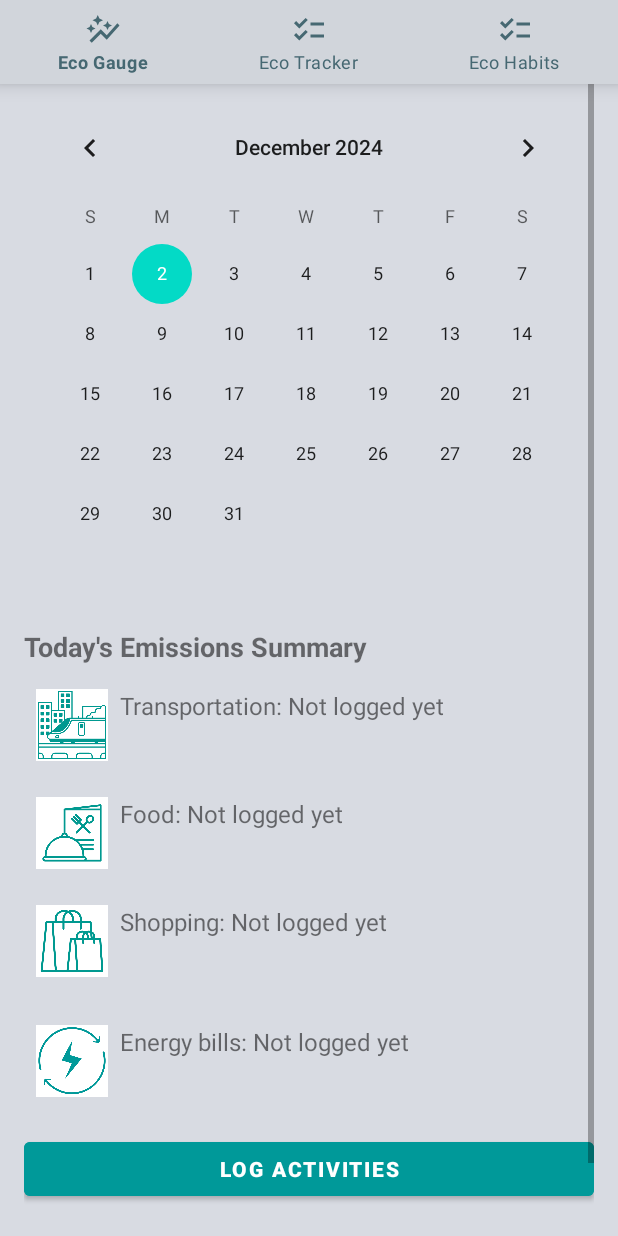
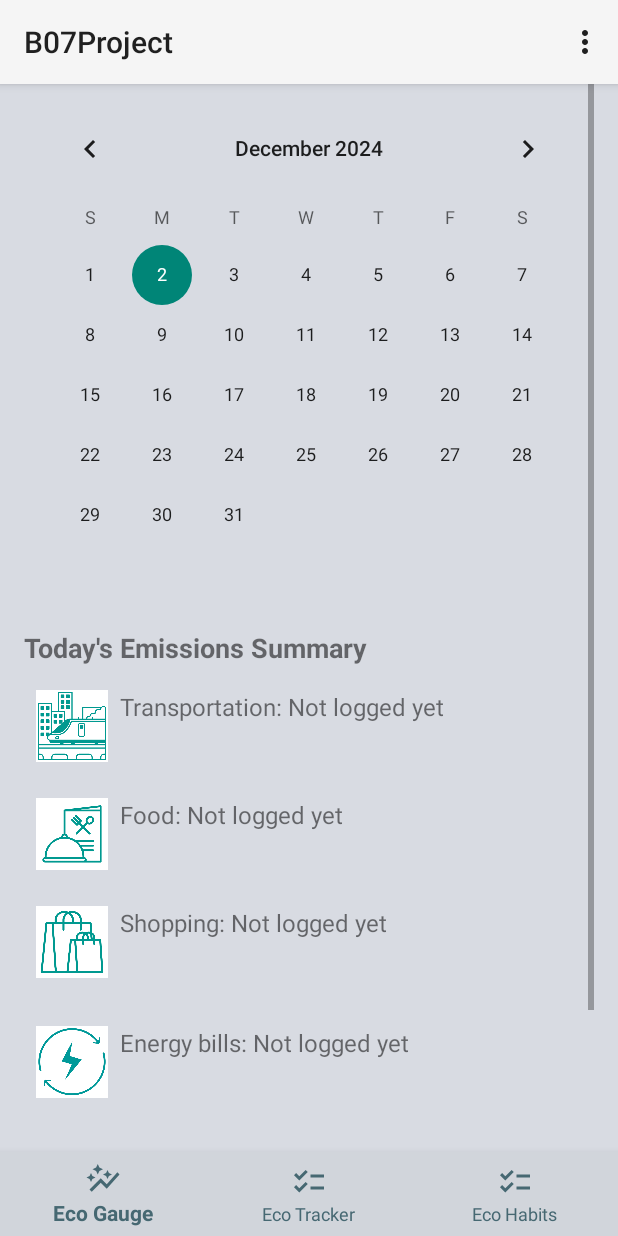
Before and after one commit to eeei3/B07Project, an Android app built with Jetpack Compose: the EcoTrackerHomeFragment screen opened directly, with no data from a screen before it, on a phone screen of 412 x 824 dp. Run offline under Robolectric (Android 15) with nearby library versions, the phone set to English and light mode, and no system bars; our stand-ins replace Firebase (no records; nobody signed in at launch, a user with empty details on screens opened directly).

Commit message:
fix: fixed the navigation bar so it renders properly. And fixed the save dates of the emissions.

```diff
--- a/app/src/main/java/com/example/b07project/DatabaseCommunicator.java
+++ b/app/src/main/java/com/example/b07project/DatabaseCommunicator.java
@@ -13,8 +13,9 @@ public class DatabaseCommunicator {
     private DatabaseReference database;
     private Context context;
 
-    public DatabaseCommunicator(DatabaseReference databaseReference) {
+    public DatabaseCommunicator(DatabaseReference databaseReference, Context context) {
         this.database = databaseReference;
+        this.context = context;
     }
 
     /**
@@ -24,7 +25,7 @@ public class DatabaseCommunicator {
      * @param selectedDate the selected date
      * @param data the emission data (raw inputs & calculated emissions)
      */
-    public void saveUserEmissionData(String userId, long selectedDate, UserEmissionData data) {
+    public void saveUserEmissionData(String userId, String selectedDate, UserEmissionData data) {
 
         DatabaseReference userRef = database.child("users").child(userId);
 
--- a/app/src/main/java/com/example/b07project/DetailPageActivity.java
+++ b/app/src/main/java/com/example/b07project/DetailPageActivity.java
@@ -397,7 +397,7 @@ public class DetailPageActivity extends AppCompatActivity {
         long selectedDate = System.currentTimeMillis();
 
         DatabaseReference database = FirebaseDatabase.getInstance().getReference();
-        DatabaseCommunicator databaseCommunicator = new DatabaseCommunicator(database);
+        DatabaseCommunicator databaseCommunicator = new DatabaseCommunicator(database, DetailPageActivity.this);
         //databaseCommunicator.saveUserEmissionData(userId, selectedDate, user);
 
     }
--- a/app/src/main/java/com/example/b07project/FirebaseModel.java
+++ b/app/src/main/java/com/example/b07project/FirebaseModel.java
@@ -198,8 +198,8 @@ public class FirebaseModel extends Model {
      */
     public FirebaseModel(String userid) {
 //        this.userid = userid;  //This is the production line
-//        this.userid = FirebaseAuth.getInstance().getUid(); // This is for testing
-        this.userid = "1111111";
+        this.userid = FirebaseAuth.getInstance().getUid(); // This is for testing
+//        this.userid = "1111111";
         db = FirebaseDatabase.getInstance("https://b07project-b43b0-default-rtdb.firebaseio.com/");
         dbworker = db.getInstance().getReference();
     }
--- a/app/src/main/java/com/example/b07project/LogActivitiesActivity.java
+++ b/app/src/main/java/com/example/b07project/LogActivitiesActivity.java
@@ -407,12 +407,12 @@ public class LogActivitiesActivity extends AppCompatActivity {
 
         //pass the database reference
         DatabaseReference database = FirebaseDatabase.getInstance().getReference();
-        DatabaseCommunicator databaseCommunicator = new DatabaseCommunicator(database);
+        DatabaseCommunicator databaseCommunicator = new DatabaseCommunicator(database, LogActivitiesActivity.this);
 
         //take user id and date
         FirebaseAuth mauth = FirebaseAuth.getInstance();
         String userId = String.valueOf(mauth.getUid());
-        long selectedDate = System.currentTimeMillis();
+        String selectedDate = getIntent().getStringExtra("selectedDate");
 
         //then save the emission data to Firebase
         databaseCommunicator.saveUserEmissionData(userId, selectedDate, userEmissionData);
--- a/app/src/main/java/com/example/b07project/UpdateLineChart.java
+++ b/app/src/main/java/com/example/b07project/UpdateLineChart.java
@@ -129,7 +129,7 @@ public class UpdateLineChart extends EcoGauge {
                                 DataSnapshot emissionsSnapshot = dateSnapshot.child("calculatedEmissions");
 
 
-                                Double emission = emissionsSnapshot.child("totalEmissions").getValue(Double.class);
+                                Double emission = emissionsSnapshot.child("totalEmission").getValue(Double.class);
                                 if (emission == null) {
                                     Log.w("Emissions", "Emission data is null for date: " + dateSnapshot.getKey());
                                     emissionsArray[index] = 0; // Default value
--- a/app/src/main/res/layout/activity_ecotrackerhome_fragment.xml
+++ b/app/src/main/res/layout/activity_ecotrackerhome_fragment.xml
@@ -1,14 +1,28 @@
-<RelativeLayout xmlns:app="http://schemas.android.com/apk/res-auto"
+<androidx.constraintlayout.widget.ConstraintLayout xmlns:app="http://schemas.android.com/apk/res-auto"
     android:layout_width="match_parent"
     android:layout_height="match_parent"
     xmlns:android="http://schemas.android.com/apk/res/android"
     android:id="@+id/ecotracker">
 
+    <com.google.android.material.bottomnavigation.BottomNavigationView
+        android:id="@+id/bottomview"
+        android:layout_width="match_parent"
+        android:layout_height="wrap_content"
+        android:background="@color/menu_color"
+        android:visibility="visible"
+        app:itemIconTint="@color/menu_text_color"
+        app:itemTextColor="@color/menu_text_color"
+        app:layout_constraintBottom_toBottomOf="parent"
+        app:layout_constraintEnd_toEndOf="parent"
+        app:layout_constraintStart_toStartOf="parent"
+        app:menu="@menu/option_menu" />
+
     <ScrollView
         android:layout_width="match_parent"
-        android:layout_height="match_parent"
+        android:layout_height="wrap_content"
         android:background="#D8DBE2"
-        android:padding="16dp">
+        android:padding="16dp"
+        app:layout_constraintBottom_toTopOf="@id/bottomview">
 
         <LinearLayout
             android:layout_width="match_parent"
@@ -163,17 +177,5 @@
 
         </LinearLayout>
     </ScrollView>
-    <com.google.android.material.bottomnavigation.BottomNavigationView
-        android:id="@+id/bottomview"
-        android:layout_width="match_parent"
-        android:layout_height="wrap_content"
 
-        android:background="@color/menu_color"
-        android:visibility="visible"
-        app:itemIconTint="@color/menu_text_color"
-        app:itemTextColor="@color/menu_text_color"
-        app:layout_constraintBottom_toBottomOf="parent"
-        app:layout_constraintEnd_toEndOf="parent"
-        app:layout_constraintStart_toStartOf="parent"
-        app:menu="@menu/option_menu" />
-</RelativeLayout>
+</androidx.constraintlayout.widget.ConstraintLayout>
```
Also changed, not shown: app/src/main/AndroidManifest.xml (+8 -4 lines), app/src/main/java/com/example/b07project/EcoGauge.java (+7 -6 lines), app/src/main/java/com/example/b07project/EcoTrackerHomeFragment.java (+22 -5 lines), app/src/main/java/com/example/b07project/HabitsSetGoalsDialogFragment.java (+9 -9 lines), app/src/main/res/layout/eco_gauge.xml (+6 -5 lines), app/src/main/res/layout/habits_main_page.xml (+15 -1 lines).
